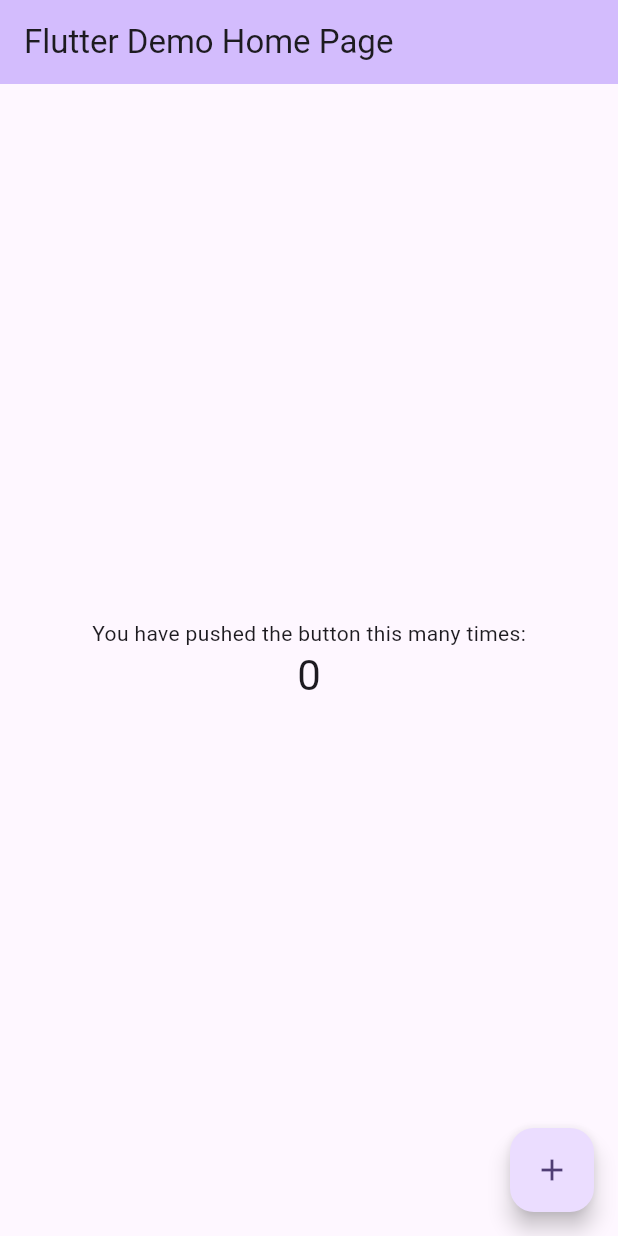
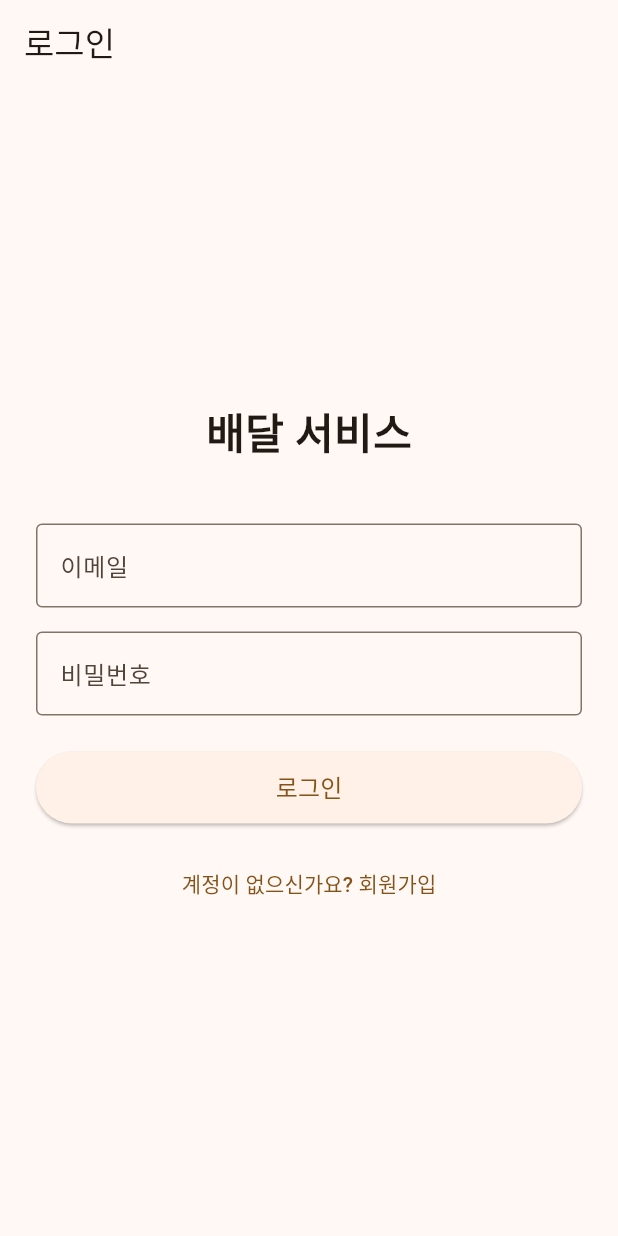
Before and after one commit to netforce11/deivery_Service, a Flutter app: the screen it shows after launch, on a phone screen of 412 x 824 dp. Run offline on Flutter 3.47's test engine with Material 3 defaults, Android fonts, the phone set to English and light mode, and no system bars; our stand-ins replace cloud_firestore, firebase_auth, firebase_core; accounts and stored records are empty.

Commit message:
feat: Auth 서비스 및 로그인/회원가입 화면 추가 (customer_app)
Co-Authored-By: Claude Sonnet 4.6 <noreply@anthropic.com>
Claude-Session: https://claude.ai/code/session_01QvxcXA8idW6s4Je2rZUghd

```diff
--- a/customer_app/lib/main.dart
+++ b/customer_app/lib/main.dart
@@ -1,122 +1,29 @@
 import 'package:flutter/material.dart';
+import 'package:firebase_core/firebase_core.dart';
+import 'firebase_options.dart';
+import 'screens/auth/login_screen.dart';
 
-void main() {
+void main() async {
+  WidgetsFlutterBinding.ensureInitialized();
+  await Firebase.initializeApp(
+    options: DefaultFirebaseOptions.currentPlatform,
+  );
   runApp(const MyApp());
 }
 
 class MyApp extends StatelessWidget {
   const MyApp({super.key});
 
-  // This widget is the root of your application.
   @override
   Widget build(BuildContext context) {
     return MaterialApp(
-      title: 'Flutter Demo',
+      title: '배달 서비스',
+      debugShowCheckedModeBanner: false,
       theme: ThemeData(
-        // This is the theme of your application.
-        //
-        // TRY THIS: Try running your application with "flutter run". You'll see
-        // the application has a purple toolbar. Then, without quitting the app,
-        // try changing the seedColor in the colorScheme below to Colors.green
-        // and then invoke "hot reload" (save your changes or press the "hot
-        // reload" button in a Flutter-supported IDE, or press "r" if you used
-        // the command line to start the app).
-        //
-        // Notice that the counter didn't reset back to zero; the application
-        // state is not lost during the reload. To reset the state, use hot
-        // restart instead.
-        //
-        // This works for code too, not just values: Most code changes can be
-        // tested with just a hot reload.
-        colorScheme: .fromSeed(seedColor: Colors.deepPurple),
+        colorScheme: ColorScheme.fromSeed(seedColor: Colors.orange),
+        useMaterial3: true,
       ),
-      home: const MyHomePage(title: 'Flutter Demo Home Page'),
+      home: const LoginScreen(),
     );
   }
 }
-
-class MyHomePage extends StatefulWidget {
-  const MyHomePage({super.key, required this.title});
-
-  // This widget is the home page of your application. It is stateful, meaning
-  // that it has a State object (defined below) that contains fields that affect
-  // how it looks.
-
-  // This class is the configuration for the state. It holds the values (in this
-  // case the title) provided by the parent (in this case the App widget) and
-  // used by the build method of the State. Fields in a Widget subclass are
-  // always marked "final".
-
-  final String title;
-
-  @override
-  State<MyHomePage> createState() => _MyHomePageState();
-}
-
-class _MyHomePageState extends State<MyHomePage> {
-  int _counter = 0;
-
-  void _incrementCounter() {
-    setState(() {
-      // This call to setState tells the Flutter framework that something has
-      // changed in this State, which causes it to rerun the build method below
-      // so that the display can reflect the updated values. If we changed
-      // _counter without calling setState(), then the build method would not be
-      // called again, and so nothing would appear to happen.
-      _counter++;
-    });
-  }
-
-  @override
-  Widget build(BuildContext context) {
-    // This method is rerun every time setState is called, for instance as done
-    // by the _incrementCounter method above.
-    //
-    // The Flutter framework has been optimized to make rerunning build methods
-    // fast, so that you can just rebuild anything that needs updating rather
-    // than having to individually change instances of widgets.
-    return Scaffold(
-      appBar: AppBar(
-        // TRY THIS: Try changing the color here to a specific color (to
-        // Colors.amber, perhaps?) and trigger a hot reload to see the AppBar
-        // change color while the other colors stay the same.
-        backgroundColor: Theme.of(context).colorScheme.inversePrimary,
-        // Here we take the value from the MyHomePage object that was created by
-        // the App.build method, and use it to set our appbar title.
-        title: Text(widget.title),
-      ),
-      body: Center(
-        // Center is a layout widget. It takes a single child and positions it
-        // in the middle of the parent.
-        child: Column(
-          // Column is also a layout widget. It takes a list of children and
-          // arranges them vertically. By default, it sizes itself to fit its
-          // children horizontally, and tries to be as tall as its parent.
-          //
-          // Column has various properties to control how it sizes itself and
-          // how it positions its children. Here we use mainAxisAlignment to
-          // center the children vertically; the main axis here is the vertical
-          // axis because Columns are vertical (the cross axis would be
-          // horizontal).
-          //
-          // TRY THIS: Invoke "debug painting" (choose the "Toggle Debug Paint"
-          // action in the IDE, or press "p" in the console), to see the
-          // wireframe for each widget.
-          mainAxisAlignment: .center,
-          children: [
-            const Text('You have pushed the button this many times:'),
-            Text(
-              '$_counter',
-              style: Theme.of(context).textTheme.headlineMedium,
-            ),
-          ],
-        ),
-      ),
-      floatingActionButton: FloatingActionButton(
-        onPressed: _incrementCounter,
-        tooltip: 'Increment',
-        child: const Icon(Icons.add),
-      ),
-    );
-  }
-}
--- /dev/null
+++ b/customer_app/lib/screens/auth/login_screen.dart
@@ -0,0 +1,111 @@
+import 'package:flutter/material.dart';
+import '../../services/auth_service.dart';
+import 'signup_screen.dart';
+
+class LoginScreen extends StatefulWidget {
+  const LoginScreen({super.key});
+
+  @override
+  State<LoginScreen> createState() => _LoginScreenState();
+}
+
+class _LoginScreenState extends State<LoginScreen> {
+  final _formKey = GlobalKey<FormState>();
+  final _emailController = TextEditingController();
+  final _passwordController = TextEditingController();
+  final _authService = AuthService();
+  bool _isLoading = false;
+
+  Future<void> _login() async {
+    if (!_formKey.currentState!.validate()) return;
+
+    setState(() => _isLoading = true);
+    try {
+      await _authService.signIn(
+        email: _emailController.text.trim(),
+        password: _passwordController.text.trim(),
+      );
+      if (mounted) {
+        Navigator.pushReplacementNamed(context, '/home');
+      }
+    } catch (e) {
+      if (mounted) {
+        ScaffoldMessenger.of(context).showSnackBar(
+          SnackBar(content: Text(e.toString())),
+        );
+      }
+    } finally {
+      if (mounted) setState(() => _isLoading = false);
+    }
+  }
+
+  @override
+  Widget build(BuildContext context) {
+    return Scaffold(
+      appBar: AppBar(title: const Text('로그인')),
+      body: Padding(
+        padding: const EdgeInsets.all(24.0),
+        child: Form(
+          key: _formKey,
+          child: Column(
+            mainAxisAlignment: MainAxisAlignment.center,
+            children: [
+              const Text(
+                '배달 서비스',
+                style: TextStyle(fontSize: 28, fontWeight: FontWeight.bold),
+              ),
+              const SizedBox(height: 40),
+              TextFormField(
+                controller: _emailController,
+                decoration: const InputDecoration(
+                  labelText: '이메일',
+                  border: OutlineInputBorder(),
+                ),
+                keyboardType: TextInputType.emailAddress,
+                validator: (v) => v!.isEmpty ? '이메일을 입력해주세요' : null,
+              ),
+              const SizedBox(height: 16),
+              TextFormField(
+                controller: _passwordController,
+                decoration: const InputDecoration(
+                  labelText: '비밀번호',
+                  border: OutlineInputBorder(),
+                ),
+                obscureText: true,
+                validator: (v) => v!.length < 6 ? '비밀번호는 6자 이상이어야 합니다' : null,
+              ),
+              const SizedBox(height: 24),
+              SizedBox(
+                width: double.infinity,
+                height: 48,
+                child: ElevatedButton(
+                  onPressed: _isLoading ? null : _login,
+                  child: _isLoading
+                      ? const CircularProgressIndicator()
+                      : const Text('로그인', style: TextStyle(fontSize: 16)),
+                ),
+              ),
+              const SizedBox(height: 16),
+              TextButton(
+                onPressed: () {
+                  Navigator.push(
+                    context,
+                    MaterialPageRoute(builder: (_) => const SignupScreen()),
+                  );
+                },
+                child: const Text('계정이 없으신가요? 회원가입'),
+              ),
+            ],
+          ),
+        ),
+      ),
+    );
+  }
+
+  @override
+  void dispose() {
+    _emailController.dispose();
+    _passwordController.dispose();
+    super.dispose();
+  }
+}
```
Also changed, not shown: customer_app/lib/screens/auth/signup_screen.dart (added, +123 -0 lines), customer_app/lib/services/auth_service.dart (added, +85 -0 lines).
